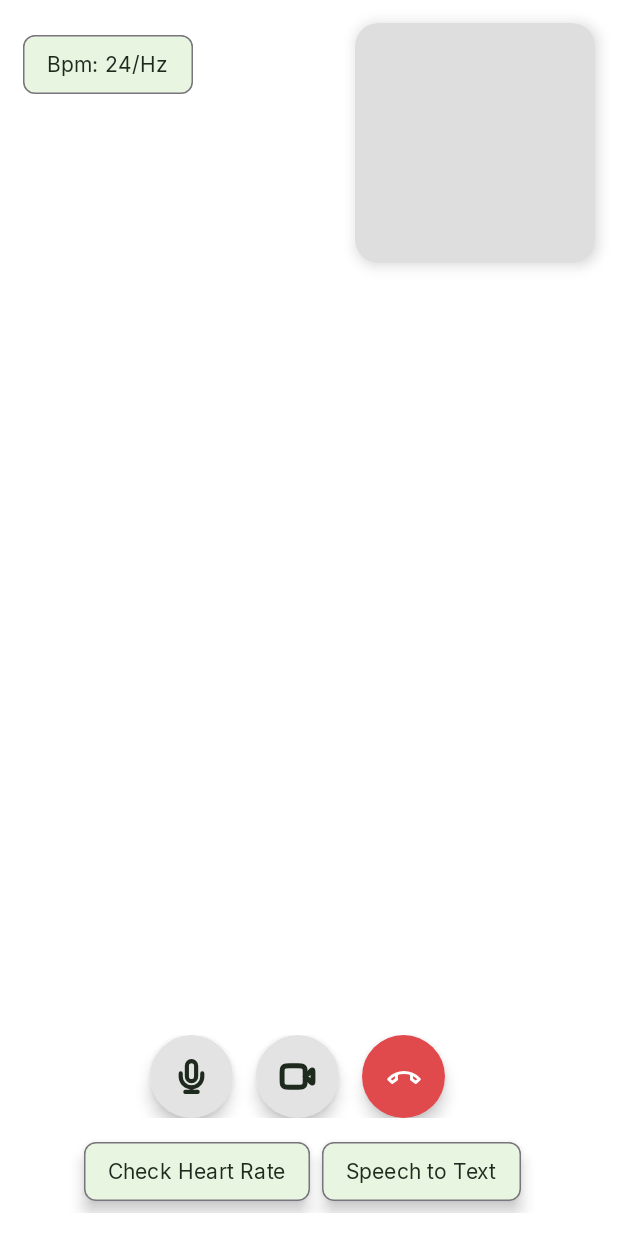
After one commit to ChethiyaAbhishek/Pulse, an Android app: the layout fragment_video_call.xml on its own in the app's theme, with its tools: preview values and no code run, on a phone screen of 412 x 824 dp. The commit adds this screen. Run offline under Robolectric (Android 15) with nearby library versions, the phone set to English and light mode, and no system bars.

Commit message:
Video has to update

```diff
--- a/frontend/app/build.gradle
+++ b/frontend/app/build.gradle
@@ -73,4 +73,7 @@ dependencies {
 
     // Maps SDK
     implementation libs.play.services.maps
+
+    //Agora Video SDK
+    implementation 'io.agora.rtc:full-sdk:4.6.3'
 }
--- a/frontend/app/src/main/java/com/ecads/pulse/android/adapter/ExistingAppointmentsAdapter.java
+++ b/frontend/app/src/main/java/com/ecads/pulse/android/adapter/ExistingAppointmentsAdapter.java
@@ -13,6 +13,7 @@ import androidx.annotation.NonNull;
 import androidx.recyclerview.widget.RecyclerView;
 
 import com.ecads.pulse.android.R;
+import com.ecads.pulse.android.activity.OnlineAppointmentActivity;
 import com.ecads.pulse.android.model.AppointmentDto;
 import com.ecads.pulse.android.utils.Helper;
 
@@ -64,7 +65,8 @@ public class ExistingAppointmentsAdapter extends RecyclerView.Adapter<ExistingAp
             holder.videoCallBtn.setAlpha(0.5f);
         } else {
             holder.videoCallBtn.setOnClickListener(view -> {
-
+                Intent intent = new Intent(holder.videoCallBtn.getContext(), OnlineAppointmentActivity.class);
+                holder.videoCallBtn.getContext().startActivity(intent);
             });
         }
 
--- /dev/null
+++ b/frontend/app/src/main/res/drawable/call_end_icon.xml
@@ -0,0 +1,9 @@
+<vector xmlns:android="http://schemas.android.com/apk/res/android"
+    android:width="@dimen/value_24dp"
+    android:height="@dimen/value_24dp"
+    android:viewportWidth="960"
+    android:viewportHeight="960">
+  <path
+      android:fillColor="@android:color/white"
+      android:pathData="M136,656L44,566Q32,554 32,538Q32,522 44,510Q132,415 247,367.5Q362,320 480,320Q598,320 712.5,367.5Q827,415 916,510Q928,522 928,538Q928,554 916,566L824,656Q813,667 798.5,668Q784,669 772,660L656,572Q648,566 644,558Q640,550 640,540L640,426Q602,414 562,407Q522,400 480,400Q438,400 398,407Q358,414 320,426L320,540Q320,550 316,558Q312,566 304,572L188,660Q176,669 161.5,668Q147,667 136,656ZM240,458Q211,473 184,492.5Q157,512 128,536Q128,536 128,536Q128,536 128,536L168,576Q168,576 168,576Q168,576 168,576L240,520Q240,520 240,520Q240,520 240,520L240,458ZM720,460L720,520Q720,520 720,520Q720,520 720,520L792,576Q792,576 792,576Q792,576 792,576L832,538Q832,538 832,538Q832,538 832,538Q803,512 776,493Q749,474 720,460ZM240,458L240,458Q240,458 240,458Q240,458 240,458L240,458Q240,458 240,458Q240,458 240,458L240,458Q240,458 240,458Q240,458 240,458Q240,458 240,458Q240,458 240,458ZM720,460Q720,460 720,460Q720,460 720,460Q720,460 720,460Q720,460 720,460L720,460Q720,460 720,460Q720,460 720,460L720,460Q720,460 720,460Q720,460 720,460Z"/>
+</vector>
--- /dev/null
+++ b/frontend/app/src/main/res/drawable/closed_caption_icon.xml
@@ -0,0 +1,9 @@
+<vector xmlns:android="http://schemas.android.com/apk/res/android"
+    android:width="@dimen/value_24dp"
+    android:height="@dimen/value_24dp"
+    android:viewportWidth="960"
+    android:viewportHeight="960">
+  <path
+      android:fillColor="?attr/colorOnSurface"
+      android:pathData="M200,800Q167,800 143.5,776.5Q120,753 120,720L120,240Q120,207 143.5,183.5Q167,160 200,160L760,160Q793,160 816.5,183.5Q840,207 840,240L840,720Q840,753 816.5,776.5Q793,800 760,800L200,800ZM200,720L760,720Q760,720 760,720Q760,720 760,720L760,240Q760,240 760,240Q760,240 760,240L200,240Q200,240 200,240Q200,240 200,240L200,720Q200,720 200,720Q200,720 200,720ZM280,600L400,600Q417,600 428.5,588.5Q440,577 440,560L440,520L380,520L380,540Q380,540 380,540Q380,540 380,540L300,540Q300,540 300,540Q300,540 300,540L300,420Q300,420 300,420Q300,420 300,420L380,420Q380,420 380,420Q380,420 380,420L380,440L440,440L440,400Q440,383 428.5,371.5Q417,360 400,360L280,360Q263,360 251.5,371.5Q240,383 240,400L240,560Q240,577 251.5,588.5Q263,600 280,600ZM560,600L680,600Q697,600 708.5,588.5Q720,577 720,560L720,520L660,520L660,540Q660,540 660,540Q660,540 660,540L580,540Q580,540 580,540Q580,540 580,540L580,420Q580,420 580,420Q580,420 580,420L660,420Q660,420 660,420Q660,420 660,420L660,440L720,440L720,400Q720,383 708.5,371.5Q697,360 680,360L560,360Q543,360 531.5,371.5Q520,383 520,400L520,560Q520,577 531.5,588.5Q543,600 560,600ZM200,720Q200,720 200,720Q200,720 200,720L200,240Q200,240 200,240Q200,240 200,240L200,240Q200,240 200,240Q200,240 200,240L200,720Q200,720 200,720Q200,720 200,720Z"/>
+</vector>
--- /dev/null
+++ b/frontend/app/src/main/res/layout/fragment_video_call.xml
@@ -0,0 +1,243 @@
+<?xml version="1.0" encoding="utf-8"?>
+<androidx.constraintlayout.widget.ConstraintLayout xmlns:android="http://schemas.android.com/apk/res/android"
+    xmlns:app="http://schemas.android.com/apk/res-auto"
+    xmlns:tools="http://schemas.android.com/tools"
+    android:layout_width="match_parent"
+    android:layout_height="match_parent"
+    tools:context=".fragment.VideoCallFragment">
+
+    <FrameLayout
+        android:id="@+id/remote_video_view_container"
+        android:layout_width="match_parent"
+        android:layout_height="match_parent"
+        android:visibility="visible"
+        android:background="@android:color/white"
+        app:layout_constraintTop_toTopOf="parent"
+        app:layout_constraintBottom_toBottomOf="parent"
+        app:layout_constraintStart_toStartOf="parent"
+        app:layout_constraintEnd_toEndOf="parent"/>
+
+    <FrameLayout
+        android:id="@+id/remoteVideoOffView"
+        android:visibility="gone"
+        android:layout_width="0dp"
+        android:layout_height="0dp"
+        app:layout_constraintTop_toTopOf="parent"
+        app:layout_constraintBottom_toBottomOf="parent"
+        app:layout_constraintStart_toStartOf="parent"
+        app:layout_constraintEnd_toEndOf="parent">
+
+        <LinearLayout
+            android:layout_width="match_parent"
+            android:layout_height="match_parent"
+            android:gravity="center"
+            android:orientation="vertical">
+
+            <TextView
+                android:layout_width="match_parent"
+                android:layout_height="wrap_content"
+                android:text="Dr Isuru Perera"
+                android:textAlignment="center"
+                android:textSize="@dimen/size_36"
+                android:maxLines="2"
+                android:ellipsize="end"
+                android:textColor="?attr/colorOnSurface"
+                android:textStyle="bold" />
+
+            <TextView
+                android:layout_width="match_parent"
+                android:layout_height="wrap_content"
+                android:text="Consultant"
+                android:textAllCaps="true"
+                android:textAlignment="center"
+                android:textSize="@dimen/size_14"
+                android:textColor="?attr/color70"/>
+        </LinearLayout>
+
+    </FrameLayout>
+
+    <FrameLayout
+        android:id="@+id/local_video_view_container"
+        android:layout_width="160dp"
+        android:layout_height="160dp"
+        android:layout_marginTop="@dimen/value_15dp"
+        android:layout_marginEnd="@dimen/value_15dp"
+        android:background="@drawable/card_bg"
+        android:clipToOutline="true"
+        android:elevation="6dp"
+        android:visibility="visible"
+        app:layout_constraintEnd_toEndOf="parent"
+        app:layout_constraintTop_toTopOf="parent" />
+
+    <FrameLayout
+        android:id="@+id/localVideoOffView"
+        android:visibility="gone"
+        android:layout_width="160dp"
+        android:layout_height="160dp"
+        android:layout_marginTop="@dimen/value_15dp"
+        android:layout_marginEnd="@dimen/value_15dp"
+        android:background="@drawable/card_bg"
+        android:clipToOutline="true"
+        android:elevation="6dp"
+        app:layout_constraintEnd_toEndOf="parent"
+        app:layout_constraintTop_toTopOf="parent">
+
+        <LinearLayout
+            android:layout_width="match_parent"
+            android:layout_height="match_parent"
+            android:gravity="center"
+            android:orientation="vertical">
+
+            <TextView
+                android:layout_width="match_parent"
+                android:layout_height="wrap_content"
+                android:text="You"
+                android:textAlignment="center"
+                android:textSize="@dimen/size_36"
+                android:maxLines="2"
+                android:ellipsize="end"
+                android:textColor="?attr/colorOnSurface"
+                android:textStyle="bold" />
+
+        </LinearLayout>
+    </FrameLayout>
+
+    <FrameLayout
+        android:elevation="6dp"
+        android:id="@+id/videoCallHeartRateDisplay"
+        android:layout_width="wrap_content"
+        android:layout_height="wrap_content"
+        android:layout_marginStart="@dimen/value_15dp"
+        android:layout_marginTop="@dimen/value_15dp"
+        app:layout_constraintStart_toStartOf="parent"
+        app:layout_constraintTop_toTopOf="parent">
+
+        <com.google.android.material.chip.Chip
+            android:id="@+id/consultantCardSlot1"
+            android:layout_width="wrap_content"
+            android:layout_height="55dp"
+            android:layout_marginEnd="@dimen/value_8dp"
+            android:padding="0dp"
+            android:text="Bpm: 24/Hz"
+            android:textSize="@dimen/size_14" />
+
+    </FrameLayout>
+
+    <FrameLayout
+        android:id="@+id/videoPanel"
+        android:layout_width="match_parent"
+        android:layout_height="wrap_content"
+        android:layout_marginStart="@dimen/value_15dp"
+        android:layout_marginEnd="@dimen/value_15dp"
+        android:layout_marginBottom="@dimen/value_15dp"
+        app:layout_constraintBottom_toBottomOf="parent"
+        app:layout_constraintEnd_toEndOf="parent"
+        app:layout_constraintStart_toStartOf="parent">
+
+        <LinearLayout
+            android:layout_width="match_parent"
+            android:layout_height="wrap_content"
+            android:orientation="vertical">
+
+<!--            <com.google.android.material.card.MaterialCardView-->
+<!--                android:layout_width="match_parent"-->
+<!--                android:layout_height="wrap_content"-->
+<!--                android:layout_marginVertical="@dimen/value_15dp"-->
+<!--                app:strokeColor="?attr/colorPrimary"-->
+<!--                app:strokeWidth="2dp">-->
+
+<!--                <TextView-->
+<!--                    android:layout_width="match_parent"-->
+<!--                    android:layout_height="wrap_content"-->
+<!--                    android:background="@drawable/card_bg"-->
+<!--                    android:textColor="?attr/colorOnSurface"-->
+<!--                    android:text="Heres the speaking text scripts"-->
+<!--                    android:padding="@dimen/padding_10"-->
+<!--                    android:textSize="@dimen/size_14"-->
+<!--                    />-->
+<!--            </com.google.android.material.card.MaterialCardView>-->
+
+            <LinearLayout
+                android:padding="@dimen/value_8dp"
+                android:layout_width="match_parent"
+                android:layout_height="wrap_content"
+                android:gravity="center"
+                android:orientation="horizontal">
+
+                <ImageButton
+                    android:elevation="6dp"
+                    android:id="@+id/videoCallMicBtn"
+                    android:layout_width="@dimen/circular_btn"
+                    android:layout_height="@dimen/circular_btn"
+                    android:layout_marginEnd="@dimen/value_15dp"
+                    android:background="@drawable/circular_btn_shape"
+                    android:padding="@dimen/value_15dp"
+                    android:scaleType="fitCenter"
+                    android:src="@drawable/audio_icon" />
+
+                <ImageButton
+                    android:elevation="6dp"
+                    android:id="@+id/videoCallVideoBtn"
+                    android:layout_width="@dimen/circular_btn"
+                    android:layout_height="@dimen/circular_btn"
+                    android:layout_marginEnd="@dimen/value_15dp"
+                    android:background="@drawable/circular_btn_shape"
+                    android:padding="@dimen/value_15dp"
+                    android:scaleType="fitCenter"
+                    android:src="@drawable/video_icon" />
+
+<!--                <ImageButton-->
+<!--                    android:id="@+id/appointmentBtnBack"-->
+<!--                    android:layout_width="@dimen/circular_btn"-->
+<!--                    android:layout_height="@dimen/circular_btn"-->
+<!--                    android:layout_marginEnd="@dimen/value_8dp"-->
+<!--                    android:padding="10dp"-->
+<!--                    android:scaleType="fitCenter"-->
+<!--                    android:background="@drawable/circular_btn_shape"-->
+<!--                    android:src="@drawable/closed_caption_icon" />-->
+
+                <ImageButton
+                    android:elevation="6dp"
+                    android:id="@+id/videoCallHangUpBtn"
+                    android:layout_width="@dimen/circular_btn"
+                    android:layout_height="@dimen/circular_btn"
+                    android:layout_marginEnd="@dimen/value_15dp"
+                    android:background="@drawable/emergency_btn_bg"
+                    android:src="@drawable/call_end_icon" />
+
+            </LinearLayout>
+
+            <LinearLayout
+                android:layout_width="match_parent"
+                android:layout_height="wrap_content"
+                android:gravity="center"
+                android:orientation="horizontal">
+
+                <com.google.android.material.chip.Chip
+                    android:id="@+id/videoCallHeartRateCheck"
+                    android:elevation="6dp"
+                    android:layout_width="wrap_content"
+                    android:layout_height="55dp"
+                    android:layout_marginEnd="@dimen/value_8dp"
+                    android:padding="0dp"
+                    android:text="Check Heart Rate"
+                    android:textSize="@dimen/size_14" />
+
+                <com.google.android.material.chip.Chip
+                    android:id="@+id/videoCallTextToSpeech"
+                    android:layout_width="wrap_content"
+                    android:elevation="6dp"
+                    android:layout_height="55dp"
+                    android:layout_marginEnd="@dimen/value_8dp"
+                    android:padding="0dp"
+                    android:text="Speech to Text"
+                    android:textSize="@dimen/size_14" />
+
+            </LinearLayout>
+
+        </LinearLayout>
+
+    </FrameLayout>
+
+
+</androidx.constraintlayout.widget.ConstraintLayout>
--- a/frontend/app/src/main/res/values/dimens.xml
+++ b/frontend/app/src/main/res/values/dimens.xml
@@ -29,5 +29,7 @@
     <dimen name="value_18dp">18dp</dimen>
     <dimen name="size_10">10sp</dimen>
     <dimen name="size_13">13sp</dimen>
+    <dimen name="fab_margin">16dp</dimen>
+    <dimen name="size_36">36sp</dimen>
 
 </resources>
--- a/frontend/app/src/main/res/values/strings.xml
+++ b/frontend/app/src/main/res/values/strings.xml
@@ -55,4 +55,5 @@
     <string name="drawer_open">Open</string>
     <string name="drawer_close">Close</string>
     <string name="profile_emergency_details_section_text"><![CDATA[Health & Emergency Details]]></string>
+
 </resources>
```
Also changed, not shown: frontend/app/src/main/java/com/ecads/pulse/android/activity/OnlineAppointmentActivity.java (added, +105 -0 lines), frontend/app/src/main/java/com/ecads/pulse/android/fragment/VideoCallFragment.java (added, +219 -0 lines), frontend/app/src/main/res/drawable/mic_mute_icon.xml (added, +15 -0 lines), frontend/app/src/main/res/drawable/video_off_icon.xml (added, +25 -0 lines), frontend/app/src/main/res/layout/activity_online_appointment.xml (added, +42 -0 lines), backend/pulse/src/main/java/com/ecads/pulse/appointments/service/AppointmentService.java (line endings or trailing spaces), 1 other file.
